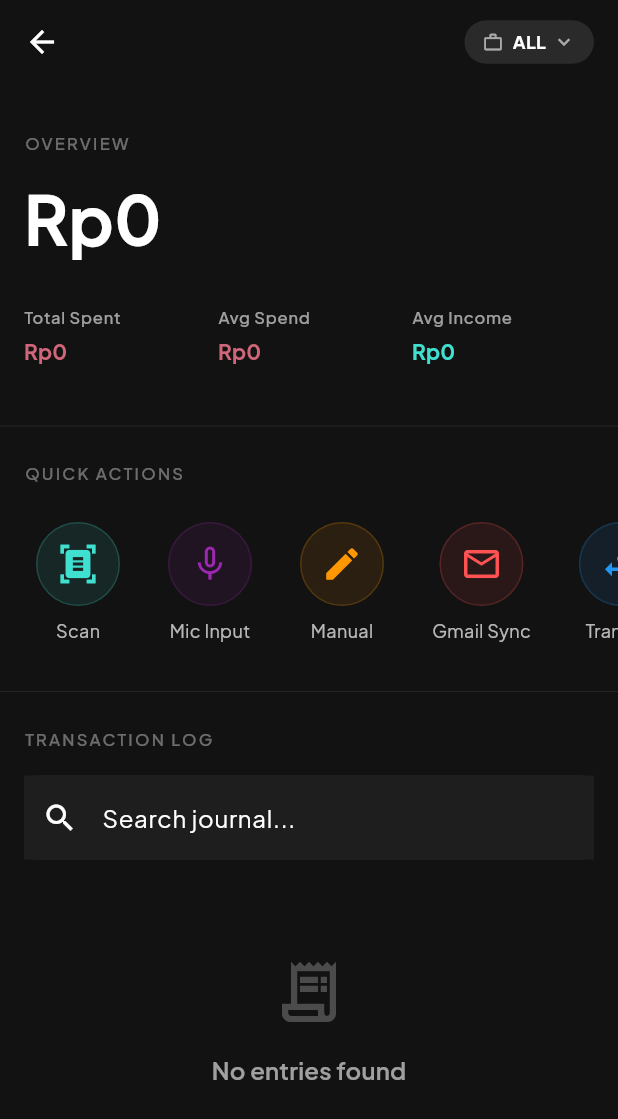
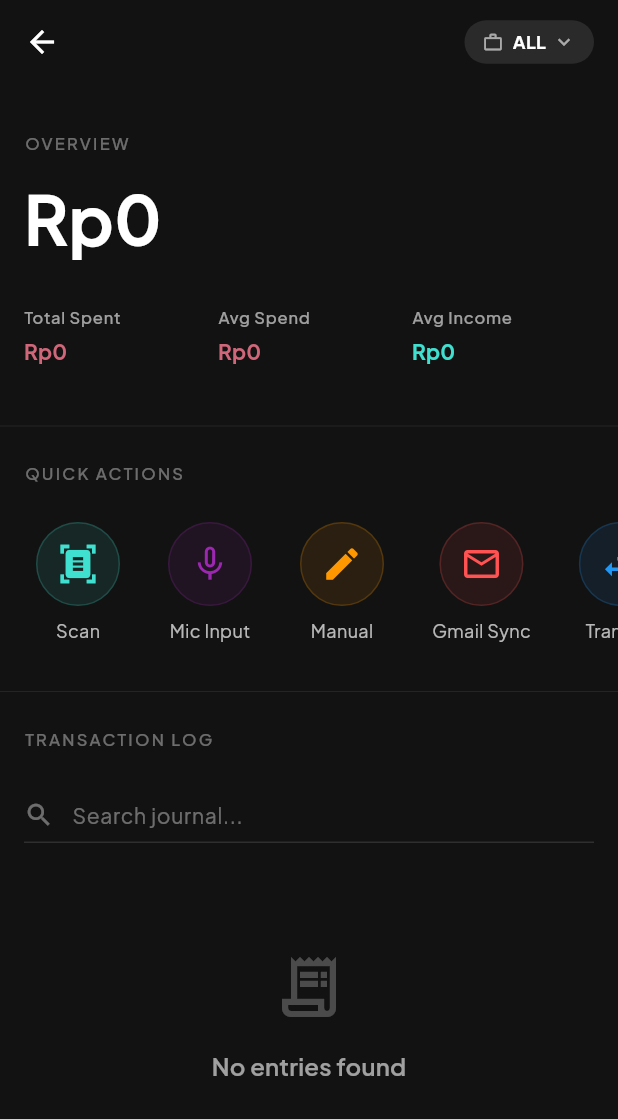
Before and after one commit to OlssenLS/P9-Ledge, a Flutter app: the TransactionsScreen screen opened directly, on a phone screen of 412 x 824 dp. Shown: the top 1119 px of the screen. Run offline on Flutter 3.47's test engine with Material 3 defaults, Android fonts, the light colour scheme and no system bars; drawn by our look-alikes of flutter_animate; our stand-ins replace drift, fl_chart, flutter_riverpod, get_it, go_router, google_fonts and 5 more; missing offline and left inert: google_mlkit_text_recognition; accounts and stored records are empty; generated files the repository leaves out were written again.

Commit message:
style(ui): remove search bar background fill and scale down text

```diff
--- a/lib/features/transactions/presentation/transactions_screen.dart
+++ b/lib/features/transactions/presentation/transactions_screen.dart
@@ -343,24 +343,34 @@ class _TransactionsScreenState extends ConsumerState<TransactionsScreen> {
               // Search Bar
               SliverToBoxAdapter(
                 child: Padding(
-                  padding: const EdgeInsets.symmetric(horizontal: Spacing.md, vertical: Spacing.sm),
-                  child: Container(
-                    decoration: BoxDecoration(
-                      color: Colors.white10,
-                      borderRadius: BorderRadius.circular(Radii.md),
+                  padding: const EdgeInsets.symmetric(horizontal: Spacing.md, vertical: Spacing.md),
+                  child: TextField(
+                    style: const TextStyle(fontSize: 14, color: Colors.white),
+                    decoration: InputDecoration(
+                      filled: false,
+                      fillColor: Colors.transparent,
+                      hintText: 'Search journal...',
+                      hintStyle: const TextStyle(color: Colors.white38, fontSize: 14),
+                      prefixIcon: const Padding(
+                        padding: EdgeInsets.only(right: Spacing.sm),
+                        child: Icon(Icons.search, color: Colors.white38, size: 20),
+                      ),
+                      prefixIconConstraints: const BoxConstraints(minWidth: 0, minHeight: 0),
+                      border: const UnderlineInputBorder(
+                        borderSide: BorderSide(color: Colors.white12),
+                      ),
+                      enabledBorder: const UnderlineInputBorder(
+                        borderSide: BorderSide(color: Colors.white12),
+                      ),
+                      focusedBorder: UnderlineInputBorder(
+                        borderSide: BorderSide(color: theme.colorScheme.primary, width: 2),
+                      ),
+                      isDense: true,
+                      contentPadding: const EdgeInsets.symmetric(vertical: Spacing.sm),
                     ),
-                    child: TextField(
-                      decoration: const InputDecoration(
-                        hintText: 'Search journal...',
-                        prefixIcon: Icon(Icons.search),
-                        border: InputBorder.none,
-                        enabledBorder: InputBorder.none,
-                        focusedBorder: InputBorder.none,
-                      ),
-                      onChanged: (val) {
-                        ref.read(searchQueryProvider.notifier).setQuery(val);
-                      },
-                    ),
+                    onChanged: (val) {
+                      ref.read(searchQueryProvider.notifier).setQuery(val);
+                    },
                   ),
                 ),
               ),
```
